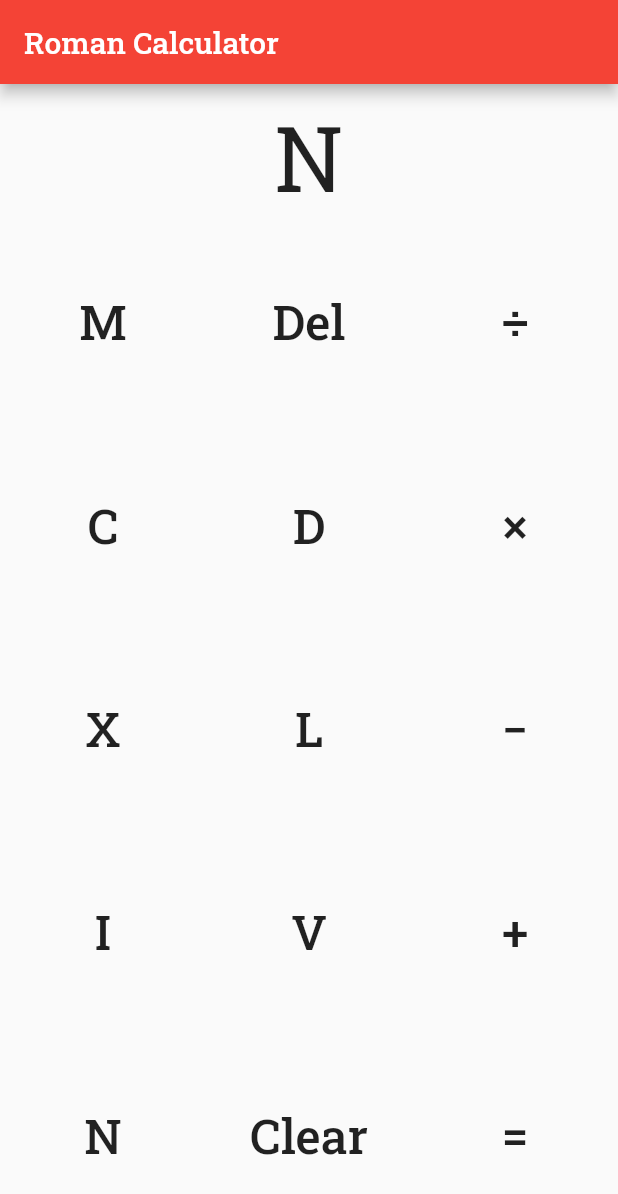
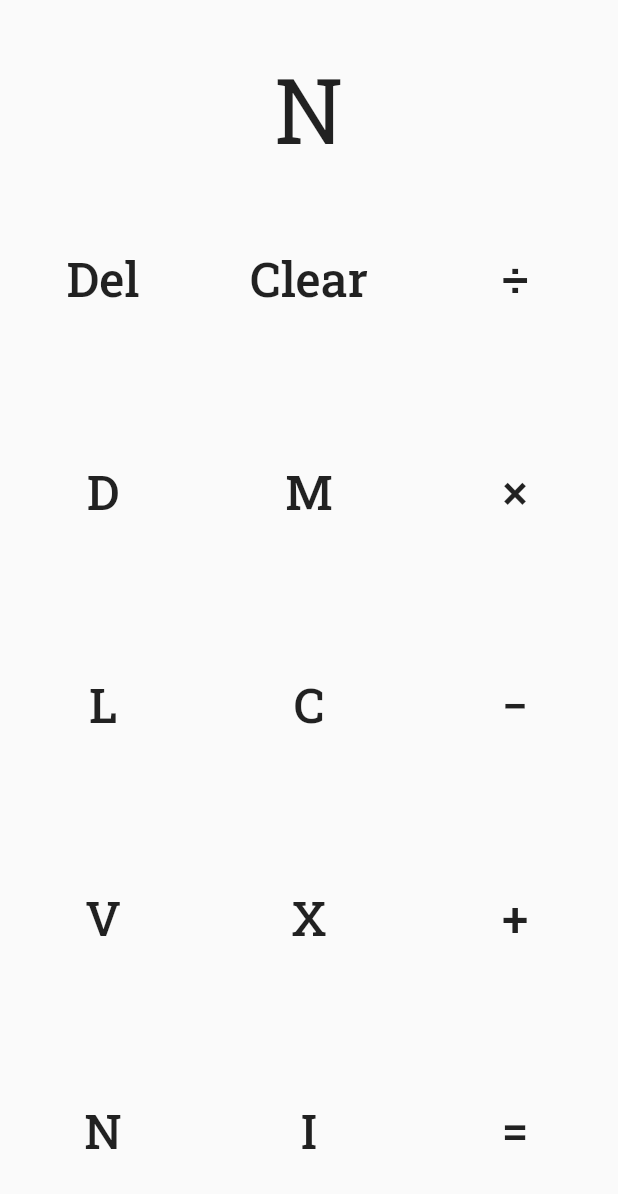
Before and after one commit to thatsokay/roman_calculator, a Flutter app: the screen it shows after launch, on a phone screen of 412 x 824 dp. Shown: the top 1194 px of the screen. Run offline on Flutter 3.47's test engine with Material 2 defaults, Android fonts, the phone set to English and light mode, and no system bars.

Commit message:
Removed app bar and rearranged buttons

```diff
--- a/lib/main.dart
+++ b/lib/main.dart
@@ -143,18 +143,19 @@ class _RomanCalculatorState extends State<RomanCalculator> {
     );
   }
 
-  List<Expanded> generateButtons() {
+  Column generateButtons() {
     /* Returns a list of expanded rows of buttons.
      */
-    var buttonTexts = [
-      [numberButton('M'), deleteButton(), operationButton('÷')],
-      [numberButton('C'), numberButton('D'), operationButton('×')],
-      [numberButton('X'), numberButton('L'), operationButton('−')],
-      [numberButton('I'), numberButton('V'), operationButton('+')],
-      [numberButton('N'), clearButton(), operationButton('=')],
+    var buttons = [
+      [deleteButton(), clearButton(), operationButton('÷')],
+      [numberButton('D'), numberButton('M'), operationButton('×')],
+      [numberButton('L'), numberButton('C'), operationButton('−')],
+      [numberButton('V'), numberButton('X'), operationButton('+')],
+      [numberButton('N'), numberButton('I'), operationButton('=')],
     ];
 
-    return buttonTexts
+    return Column(
+      children: buttons
           .map(
             (row) => Expanded(
               child: Row(
@@ -163,18 +164,17 @@ class _RomanCalculatorState extends State<RomanCalculator> {
               ),
             ),
           )
-        .toList();
+          .toList(),
+    );
   }
 
   @override
   Widget build(BuildContext context) {
     return Scaffold(
-      appBar: AppBar(
-        title: Text(widget.title),
-      ),
       body: Column(
         children: <Widget>[
-          Text(
+          Container(
+            child: Text(
               _error
                   ? 'nope'
                   : (_input.isEmpty
@@ -183,7 +183,9 @@ class _RomanCalculatorState extends State<RomanCalculator> {
               key: Key('display'),
               style: TextStyle(fontSize: 60.0, height: 1.5),
             ),
-          ...generateButtons(),
+            padding: EdgeInsets.only(top: 24),
+          ),
+          Expanded(child: generateButtons()),
         ],
       ),
     );
```
Lines whose indentation alone changed are shown as unchanged.
